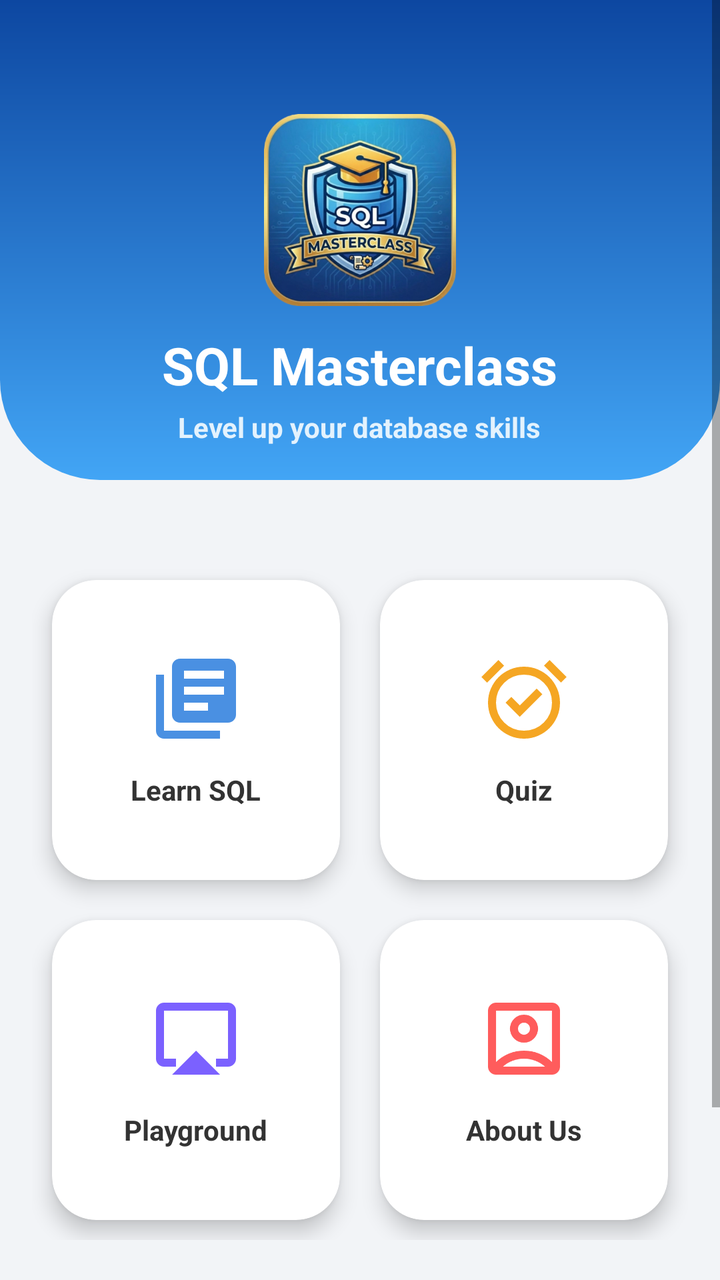
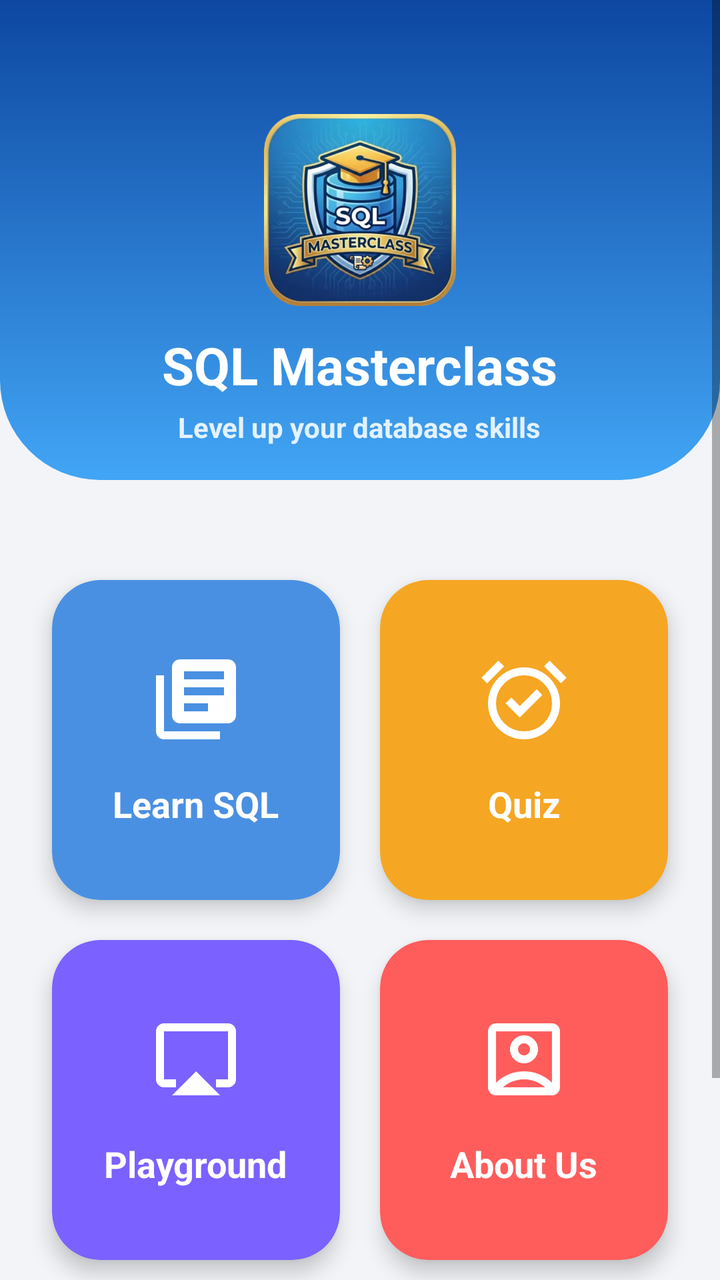

The first picture is an Android layout as it rendered before a commit; the second is the same layout after the commit. The layout source and the unified diff follow.
<!-- AndroidManifest.xml: application theme Theme.AppCompat.Light.NoActionBar -->
<!-- res/layout/activity_main.xml -->
<?xml version="1.0" encoding="utf-8"?>
<ScrollView xmlns:android="http://schemas.android.com/apk/res/android"
    xmlns:app="http://schemas.android.com/apk/res-auto"
    android:layout_width="match_parent"
    android:layout_height="match_parent"
    android:background="#F2F4F7"
    android:fillViewport="true">

    <LinearLayout
        android:layout_width="match_parent"
        android:layout_height="wrap_content"
        android:orientation="vertical">

        
        <FrameLayout
            android:layout_width="match_parent"
            android:layout_height="280dp">

            
            <View
                android:layout_width="match_parent"
                android:layout_height="240dp"
                android:background="@drawable/bg_header_gradient" />

            
            <LinearLayout
                android:layout_width="match_parent"
                android:layout_height="match_parent"
                android:gravity="center"
                android:orientation="vertical">

                <ImageView
                    android:id="@+id/appLogo"
                    android:layout_width="96dp"
                    android:layout_height="96dp"
                    android:layout_marginBottom="12dp"
                    android:adjustViewBounds="true"
                    android:scaleType="fitCenter"
                    android:src="@drawable/app_logo"
                    android:background="@null" />

                <TextView
                    android:layout_width="wrap_content"
                    android:layout_height="wrap_content"
                    android:text="SQL Masterclass"
                    android:textColor="#FFFFFF"
                    android:textSize="26sp"
                    android:textStyle="bold"/>

                <TextView
                    android:layout_width="wrap_content"
                    android:layout_height="wrap_content"
                    android:text="Level up your database skills"
                    android:textColor="#E3F2FD"
                    android:textStyle="bold"
                    android:textSize="14sp"
                    android:layout_marginTop="4dp"/>
            </LinearLayout>
        </FrameLayout>

        
        <GridLayout
            android:layout_width="match_parent"
            android:layout_height="wrap_content"
            android:layout_marginHorizontal="16dp"
            android:columnCount="2">

            
            <androidx.cardview.widget.CardView
                android:id="@+id/btnLearn"
                android:layout_width="0dp"
                android:layout_height="150dp"
                android:layout_columnWeight="1"
                android:layout_margin="10dp"
                app:cardCornerRadius="22dp"
                app:cardElevation="6dp">

                <LinearLayout
                    android:layout_width="match_parent"
                    android:layout_height="match_parent"
                    android:gravity="center"
                    android:orientation="vertical">

                    <ImageView
                        android:layout_width="48dp"
                        android:layout_height="48dp"
                        android:src="@drawable/ic_learn"
                        app:tint="#4A90E2" />

                    <TextView
                        android:layout_width="wrap_content"
                        android:layout_height="wrap_content"
                        android:layout_marginTop="12dp"
                        android:text="Learn SQL"
                        android:textSize="14sp"
                        android:textStyle="bold"
                        android:textColor="#333333"
                        android:gravity="center"/>
                </LinearLayout>
            </androidx.cardview.widget.CardView>

            
            <androidx.cardview.widget.CardView
                android:id="@+id/btnPractice"
                android:layout_width="0dp"
                android:layout_height="150dp"
                android:layout_columnWeight="1"
                android:layout_margin="10dp"
                app:cardCornerRadius="22dp"
                app:cardElevation="6dp">

                <LinearLayout
                    android:layout_width="match_parent"
                    android:layout_height="match_parent"
                    android:gravity="center"
                    android:orientation="vertical">

                    <ImageView
                        android:layout_width="48dp"
                        android:layout_height="48dp"
                        android:src="@drawable/ic_quiz"
                        app:tint="#F5A623" />

                    <TextView
                        android:layout_width="wrap_content"
                        android:layout_height="wrap_content"
                        android:layout_marginTop="12dp"
                        android:text="Quiz"
                        android:textSize="14sp"
                        android:textStyle="bold"
                        android:textColor="#333333"
                        android:gravity="center"/>
                </LinearLayout>
            </androidx.cardview.widget.CardView>

            
            <androidx.cardview.widget.CardView
                android:id="@+id/btnPlayground"
                android:layout_width="0dp"
                android:layout_height="150dp"
                android:layout_columnWeight="1"
                android:layout_margin="10dp"
                app:cardCornerRadius="22dp"
                app:cardElevation="6dp">

                <LinearLayout
                    android:layout_width="match_parent"
                    android:layout_height="match_parent"
                    android:gravity="center"
                    android:orientation="vertical">

                    <ImageView
                        android:layout_width="48dp"
                        android:layout_height="48dp"
                        android:src="@drawable/ic_playground"
                        app:tint="#7B61FF" />

                    <TextView
                        android:layout_width="wrap_content"
                        android:layout_height="wrap_content"
                        android:layout_marginTop="12dp"
                        android:text="Playground"
                        android:textSize="14sp"
                        android:textStyle="bold"
                        android:textColor="#333333"
                        android:gravity="center"/>
                </LinearLayout>
            </androidx.cardview.widget.CardView>

            
            <androidx.cardview.widget.CardView
                android:id="@+id/btnAbout"
                android:layout_width="0dp"
                android:layout_height="150dp"
                android:layout_columnWeight="1"
                android:layout_margin="10dp"
                app:cardCornerRadius="22dp"
                app:cardElevation="6dp">

                <LinearLayout
                    android:layout_width="match_parent"
                    android:layout_height="match_parent"
                    android:gravity="center"
                    android:orientation="vertical">

                    <ImageView
                        android:layout_width="48dp"
                        android:layout_height="48dp"
                        android:src="@drawable/ic_info"
                        app:tint="#FF5C5C" />

                    <TextView
                        android:layout_width="wrap_content"
                        android:layout_height="wrap_content"
                        android:layout_marginTop="12dp"
                        android:text="About Us"
                        android:textSize="14sp"
                        android:textStyle="bold"
                        android:textColor="#333333"
                        android:gravity="center"/>
                </LinearLayout>
            </androidx.cardview.widget.CardView>

        </GridLayout>

        
        <View
            android:layout_width="match_parent"
            android:layout_height="0dp"
            android:layout_weight="1"/>

        <ImageView
            android:layout_width="150dp"
            android:layout_height="56dp"
            android:layout_gravity="center"
            android:layout_marginTop="36dp"
            android:layout_marginBottom="28dp"
            android:src="@drawable/mu_logo" />

    </LinearLayout>
</ScrollView>
<!-- resources referenced by this layout -->
<resources>
  <!-- drawable bg_header_gradient (drawable) -->
  <?xml version="1.0" encoding="utf-8"?>
  <shape xmlns:android="http://schemas.android.com/apk/res/android"
      android:shape="rectangle">
  
      <gradient
          android:startColor="#0D47A1"
          android:endColor="#42A5F5"
          android:angle="270"/>
  
      <corners
          android:bottomLeftRadius="50dp"
          android:bottomRightRadius="50dp"/>
  </shape>
  <!-- drawable ic_learn (drawable) -->
  <vector xmlns:android="http://schemas.android.com/apk/res/android" android:autoMirrored="true" android:height="24dp" android:tint="#1E9767" android:viewportHeight="24" android:viewportWidth="24" android:width="24dp">
        
      <path android:fillColor="@android:color/white" android:pathData="M4,6L2,6v14c0,1.1 0.9,2 2,2h14v-2L4,20L4,6zM20,2L8,2c-1.1,0 -2,0.9 -2,2v12c0,1.1 0.9,2 2,2h12c1.1,0 2,-0.9 2,-2L22,4c0,-1.1 -0.9,-2 -2,-2zM19,11L9,11L9,9h10v2zM15,15L9,15v-2h6v2zM19,7L9,7L9,5h10v2z"/>
      
  </vector>
  <!-- drawable ic_playground (drawable) -->
  <vector xmlns:android="http://schemas.android.com/apk/res/android" android:height="24dp" android:tint="#E3A40D" android:viewportHeight="960" android:viewportWidth="960" android:width="24dp">
        
      <path android:fillColor="@android:color/white" android:pathData="M240,840L480,600L720,840L240,840ZM80,680L80,200Q80,167 103.5,143.5Q127,120 160,120L800,120Q833,120 856.5,143.5Q880,167 880,200L880,680Q880,713 856.5,736.5Q833,760 800,760L680,760L680,680L800,680Q800,680 800,680Q800,680 800,680L800,200Q800,200 800,200Q800,200 800,200L160,200Q160,200 160,200Q160,200 160,200L160,680Q160,680 160,680Q160,680 160,680L280,680L280,760L160,760Q127,760 103.5,736.5Q80,713 80,680ZM480,480L480,480L480,480Q480,480 480,480Q480,480 480,480L480,480Q480,480 480,480Q480,480 480,480L480,480Q480,480 480,480Q480,480 480,480L480,480Q480,480 480,480Q480,480 480,480L480,480L480,480L480,480Z"/>
      
  </vector>
  <!-- drawable ic_quiz (drawable) -->
  <vector xmlns:android="http://schemas.android.com/apk/res/android" android:height="24dp" android:tint="#C51C57" android:viewportHeight="960" android:viewportWidth="960" android:width="24dp">
        
      <path android:fillColor="@android:color/white" android:pathData="M438,662L664,436L607,379L438,548L353,463L296,520L438,662ZM480,880Q405,880 339.5,851.5Q274,823 225.5,774.5Q177,726 148.5,660.5Q120,595 120,520Q120,445 148.5,379.5Q177,314 225.5,265.5Q274,217 339.5,188.5Q405,160 480,160Q555,160 620.5,188.5Q686,217 734.5,265.5Q783,314 811.5,379.5Q840,445 840,520Q840,595 811.5,660.5Q783,726 734.5,774.5Q686,823 620.5,851.5Q555,880 480,880ZM480,520Q480,520 480,520Q480,520 480,520Q480,520 480,520Q480,520 480,520Q480,520 480,520Q480,520 480,520Q480,520 480,520Q480,520 480,520ZM224,94L280,150L110,320L54,264L224,94ZM736,94L906,264L850,320L680,150L736,94ZM480,800Q597,800 678.5,718.5Q760,637 760,520Q760,403 678.5,321.5Q597,240 480,240Q363,240 281.5,321.5Q200,403 200,520Q200,637 281.5,718.5Q363,800 480,800Z"/>
      
  </vector>
  <!-- unchanged entries left out for length: 3 -->
</resources>

<!-- the commit's change to res/layout/activity_main.xml (unified diff, before → after) -->
@@ -69,10 +69,11 @@
             <androidx.cardview.widget.CardView
                 android:id="@+id/btnLearn"
                 android:layout_width="0dp"
-                android:layout_height="150dp"
-                android:layout_columnWeight="1"
-                android:layout_margin="10dp"
-                app:cardCornerRadius="22dp"
+                android:layout_height="160dp"
+                android:layout_columnWeight="1"
+                android:layout_margin="10dp"
+                app:cardBackgroundColor="#4A90E2"
+                app:cardCornerRadius="24dp"
                 app:cardElevation="6dp">
 
                 <LinearLayout
@@ -85,16 +86,16 @@
                         android:layout_width="48dp"
                         android:layout_height="48dp"
                         android:src="@drawable/ic_learn"
-                        app:tint="#4A90E2" />
-
-                    <TextView
-                        android:layout_width="wrap_content"
-                        android:layout_height="wrap_content"
-                        android:layout_marginTop="12dp"
+                        app:tint="@color/white" />
+
+                    <TextView
+                        android:layout_width="wrap_content"
+                        android:layout_height="wrap_content"
+                        android:layout_marginTop="16dp"
                         android:text="Learn SQL"
-                        android:textSize="14sp"
-                        android:textStyle="bold"
-                        android:textColor="#333333"
+                        android:textSize="18sp"
+                        android:textStyle="bold"
+                        android:textColor="@color/white"
                         android:gravity="center"/>
                 </LinearLayout>
             </androidx.cardview.widget.CardView>
@@ -103,10 +104,11 @@
             <androidx.cardview.widget.CardView
                 android:id="@+id/btnPractice"
                 android:layout_width="0dp"
-                android:layout_height="150dp"
-                android:layout_columnWeight="1"
-                android:layout_margin="10dp"
-                app:cardCornerRadius="22dp"
+                android:layout_height="160dp"
+                android:layout_columnWeight="1"
+                android:layout_margin="10dp"
+                app:cardBackgroundColor="#F5A623"
+                app:cardCornerRadius="24dp"
                 app:cardElevation="6dp">
 
                 <LinearLayout
@@ -119,16 +121,16 @@
                         android:layout_width="48dp"
                         android:layout_height="48dp"
                         android:src="@drawable/ic_quiz"
-                        app:tint="#F5A623" />
-
-                    <TextView
-                        android:layout_width="wrap_content"
-                        android:layout_height="wrap_content"
-                        android:layout_marginTop="12dp"
+                        app:tint="@color/white" />
+
+                    <TextView
+                        android:layout_width="wrap_content"
+                        android:layout_height="wrap_content"
+                        android:layout_marginTop="16dp"
                         android:text="Quiz"
-                        android:textSize="14sp"
-                        android:textStyle="bold"
-                        android:textColor="#333333"
+                        android:textSize="18sp"
+                        android:textStyle="bold"
+                        android:textColor="@color/white"
                         android:gravity="center"/>
                 </LinearLayout>
             </androidx.cardview.widget.CardView>
@@ -137,10 +139,11 @@
             <androidx.cardview.widget.CardView
                 android:id="@+id/btnPlayground"
                 android:layout_width="0dp"
-                android:layout_height="150dp"
-                android:layout_columnWeight="1"
-                android:layout_margin="10dp"
-                app:cardCornerRadius="22dp"
+                android:layout_height="160dp"
+                android:layout_columnWeight="1"
+                android:layout_margin="10dp"
+                app:cardBackgroundColor="#7B61FF"
+                app:cardCornerRadius="24dp"
                 app:cardElevation="6dp">
 
                 <LinearLayout
@@ -153,16 +156,16 @@
                         android:layout_width="48dp"
                         android:layout_height="48dp"
                         android:src="@drawable/ic_playground"
-                        app:tint="#7B61FF" />
-
-                    <TextView
-                        android:layout_width="wrap_content"
-                        android:layout_height="wrap_content"
-                        android:layout_marginTop="12dp"
+                        app:tint="@color/white" />
+
+                    <TextView
+                        android:layout_width="wrap_content"
+                        android:layout_height="wrap_content"
+                        android:layout_marginTop="16dp"
                         android:text="Playground"
-                        android:textSize="14sp"
-                        android:textStyle="bold"
-                        android:textColor="#333333"
+                        android:textSize="18sp"
+                        android:textStyle="bold"
+                        android:textColor="@color/white"
                         android:gravity="center"/>
                 </LinearLayout>
             </androidx.cardview.widget.CardView>
@@ -171,10 +174,11 @@
             <androidx.cardview.widget.CardView
                 android:id="@+id/btnAbout"
                 android:layout_width="0dp"
-                android:layout_height="150dp"
-                android:layout_columnWeight="1"
-                android:layout_margin="10dp"
-                app:cardCornerRadius="22dp"
+                android:layout_height="160dp"
+                android:layout_columnWeight="1"
+                android:layout_margin="10dp"
+                app:cardBackgroundColor="#FF5C5C"
+                app:cardCornerRadius="24dp"
                 app:cardElevation="6dp">
 
                 <LinearLayout
@@ -187,16 +191,16 @@
                         android:layout_width="48dp"
                         android:layout_height="48dp"
                         android:src="@drawable/ic_info"
-                        app:tint="#FF5C5C" />
-
-                    <TextView
-                        android:layout_width="wrap_content"
-                        android:layout_height="wrap_content"
-                        android:layout_marginTop="12dp"
+                        app:tint="@color/white" />
+
+                    <TextView
+                        android:layout_width="wrap_content"
+                        android:layout_height="wrap_content"
+                        android:layout_marginTop="16dp"
                         android:text="About Us"
-                        android:textSize="14sp"
-                        android:textStyle="bold"
-                        android:textColor="#333333"
+                        android:textSize="18sp"
+                        android:textStyle="bold"
+                        android:textColor="@color/white"
                         android:gravity="center"/>
                 </LinearLayout>
             </androidx.cardview.widget.CardView>
<!-- resource entries referenced after the edit -->
@@ -1,5 +1,6 @@
 <!-- resources referenced by this layout -->
 <resources>
+  <color name="white">#FFFFFFFF</color>
   <!-- drawable bg_header_gradient (drawable) -->
   <?xml version="1.0" encoding="utf-8"?>
   <shape xmlns:android="http://schemas.android.com/apk/res/android"
